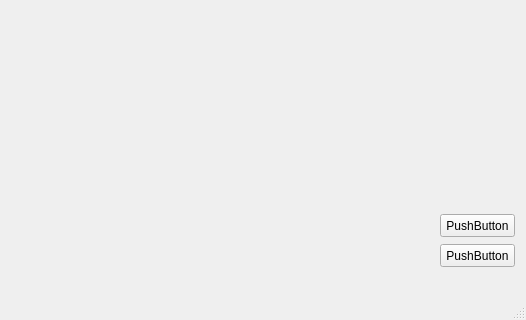
First picture: the form in mainwindow.ui, repository Cieciol/pokerQT, before the edit; both pictures show x 0 to 526 and y 163 to 483 of the 526 by 483 pixel window.
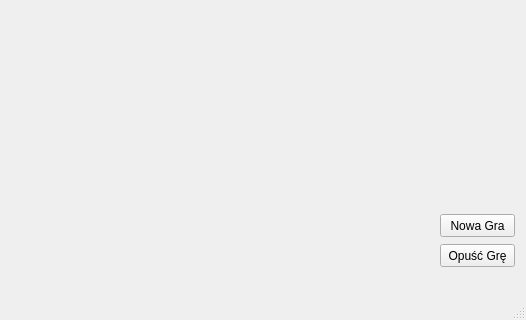
Second picture: the form after the edit.

Patch:
```diff
--- a/mainwindow.ui
+++ b/mainwindow.ui
@@ -24,7 +24,7 @@
      </rect>
     </property>
     <property name="text">
-     <string>PushButton</string>
+     <string>Opuść Grę</string>
     </property>
    </widget>
    <widget class="QPushButton" name="rozpocznij_gre">
@@ -37,7 +37,7 @@
      </rect>
     </property>
     <property name="text">
-     <string>PushButton</string>
+     <string>Nowa Gra</string>
     </property>
    </widget>
    <widget class="QLabel" name="label">
```
